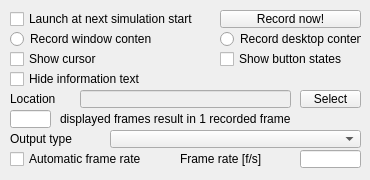
The window that ui/qdlgavirecorder.ui (CoppeliaRobotics/coppeliaSimLib) describes before a commit, drawn with Qt 5.
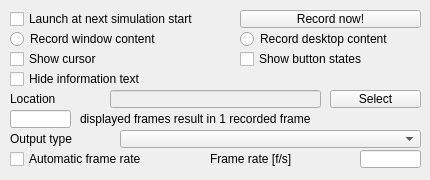
The same window after the commit.

The edit to the form file:
```diff
--- a/ui/qdlgavirecorder.ui
+++ b/ui/qdlgavirecorder.ui
@@ -6,7 +6,7 @@
    <rect>
     <x>0</x>
     <y>0</y>
-    <width>370</width>
+    <width>430</width>
     <height>180</height>
    </rect>
   </property>
@@ -21,7 +21,7 @@
     <rect>
      <x>10</x>
      <y>10</y>
-     <width>211</width>
+     <width>221</width>
      <height>18</height>
     </rect>
    </property>
@@ -35,9 +35,9 @@
   <widget class="QToolButton" name="recordNow">
    <property name="geometry">
     <rect>
-     <x>220</x>
+     <x>240</x>
      <y>10</y>
-     <width>141</width>
+     <width>181</width>
      <height>18</height>
     </rect>
    </property>
@@ -53,7 +53,7 @@
     <rect>
      <x>10</x>
      <y>50</y>
-     <width>141</width>
+     <width>181</width>
      <height>18</height>
     </rect>
    </property>
@@ -67,9 +67,9 @@
   <widget class="QCheckBox" name="showButtons">
    <property name="geometry">
     <rect>
-     <x>220</x>
+     <x>240</x>
      <y>50</y>
-     <width>141</width>
+     <width>181</width>
      <height>18</height>
     </rect>
    </property>
@@ -101,7 +101,7 @@
     <rect>
      <x>10</x>
      <y>90</y>
-     <width>71</width>
+     <width>91</width>
      <height>18</height>
     </rect>
    </property>
@@ -115,7 +115,7 @@
    </property>
    <property name="geometry">
     <rect>
-     <x>80</x>
+     <x>110</x>
      <y>90</y>
      <width>211</width>
      <height>18</height>
@@ -125,9 +125,9 @@
   <widget class="QToolButton" name="selectLocation">
    <property name="geometry">
     <rect>
-     <x>300</x>
+     <x>330</x>
      <y>90</y>
-     <width>61</width>
+     <width>91</width>
      <height>18</height>
     </rect>
    </property>
@@ -143,7 +143,7 @@
     <rect>
      <x>10</x>
      <y>110</y>
-     <width>41</width>
+     <width>61</width>
      <height>18</height>
     </rect>
    </property>
@@ -151,7 +151,7 @@
   <widget class="QLabel" name="label_2">
    <property name="geometry">
     <rect>
-     <x>60</x>
+     <x>80</x>
      <y>110</y>
      <width>291</width>
      <height>18</height>
@@ -164,9 +164,9 @@
   <widget class="QLabel" name="label_3">
    <property name="geometry">
     <rect>
-     <x>180</x>
+     <x>210</x>
      <y>150</y>
-     <width>121</width>
+     <width>141</width>
      <height>18</height>
     </rect>
    </property>
@@ -177,7 +177,7 @@
   <widget class="QLineEdit" name="frameRate">
    <property name="geometry">
     <rect>
-     <x>300</x>
+     <x>360</x>
      <y>150</y>
      <width>61</width>
      <height>18</height>
@@ -187,9 +187,9 @@
   <widget class="QComboBox" name="qqOutputTypeCombo">
    <property name="geometry">
     <rect>
-     <x>110</x>
+     <x>120</x>
      <y>130</y>
-     <width>251</width>
+     <width>301</width>
      <height>18</height>
     </rect>
    </property>
@@ -215,7 +215,7 @@
     <rect>
      <x>10</x>
      <y>150</y>
-     <width>131</width>
+     <width>161</width>
      <height>18</height>
     </rect>
    </property>
@@ -229,9 +229,9 @@
   <widget class="QRadioButton" name="recordDesktopInstead">
    <property name="geometry">
     <rect>
-     <x>220</x>
+     <x>240</x>
      <y>30</y>
-     <width>141</width>
+     <width>181</width>
      <height>18</height>
     </rect>
    </property>
@@ -247,7 +247,7 @@
     <rect>
      <x>10</x>
      <y>30</y>
-     <width>141</width>
+     <width>211</width>
      <height>18</height>
     </rect>
    </property>
```
